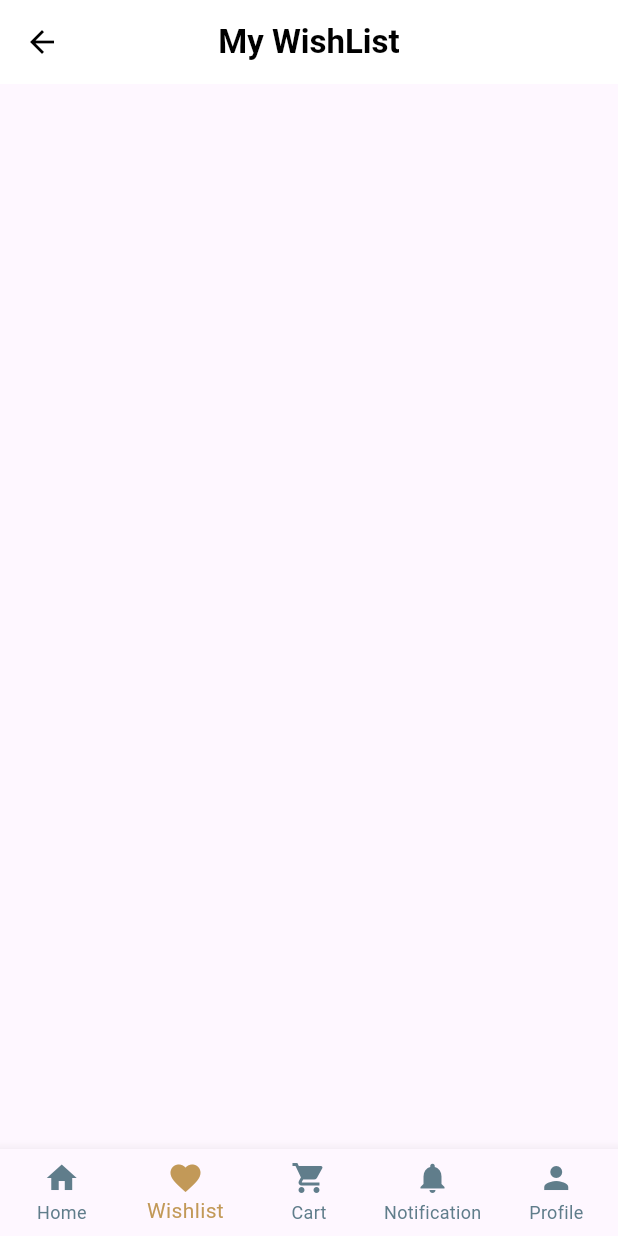
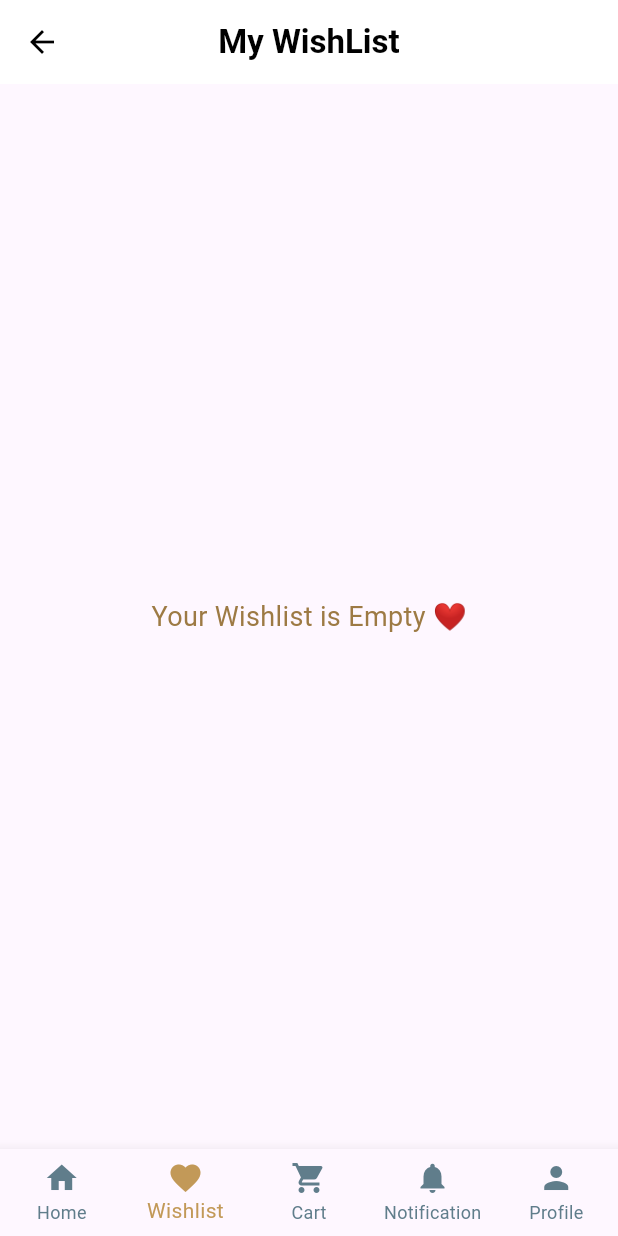
Before and after one commit to SnehaGit000/The_Sun_Shinee, a Flutter app: the WishlistScreen screen opened directly, on a phone screen of 412 x 824 dp. Run offline on Flutter 3.47's test engine with Material 3 defaults, Android fonts, the phone set to English and light mode, and no system bars; our stand-ins replace flutter_riverpod, smooth_page_indicator.

Commit message:
add Wishlist screen and Wishlist feature

```diff
--- a/lib/data/product_data.dart
+++ b/lib/data/product_data.dart
@@ -2,12 +2,14 @@ import '../models/product_model.dart';
 
 final List products = [
   ProductModel(
+    id: 1,
     image: "assets/images/dress (1).png",
     title: "Baby Outfit",
     price: '46',
     rating: 4.3,
   ),
   ProductModel(
+    id: 2,
     image: "assets/images/dress (2).png",
     title: "Maxi Coat",
     price: "3569",
@@ -15,6 +17,7 @@ final List products = [
     rating: 4.3,
   ),
   ProductModel(
+    id: 3,
     image: "assets/images/dress (3).png",
     title: "Red Dress",
     price: "680",
@@ -22,6 +25,7 @@ final List products = [
     rating: 4.3,
   ),
   ProductModel(
+    id: 4,
     image: "assets/images/dress (4).png",
     title: "Lady Dress",
     price: "963",
@@ -29,6 +33,7 @@ final List products = [
     rating: 4.3,
   ),
   ProductModel(
+    id: 5,
     image: "assets/images/dress (5).png",
     title: "White Dress",
     price: "250",
@@ -36,6 +41,7 @@ final List products = [
     rating: 4.3,
   ),
   ProductModel(
+    id: 6,
     image: "assets/images/dress (6).png",
     title: "Purple Dress",
     price: "1130",
@@ -43,6 +49,7 @@ final List products = [
     rating: 4.3,
   ),
   ProductModel(
+    id: 7,
     image: "assets/images/dress (7).png",
     title: "Flowery Dress",
     price: "946",
@@ -50,6 +57,7 @@ final List products = [
     rating: 4.3,
   ),
   ProductModel(
+    id: 8,
     image: "assets/images/dress (8).png",
     title: "Pink Dress",
     price: "520",
--- a/lib/main.dart
+++ b/lib/main.dart
@@ -1,8 +1,11 @@
 import'package:flutter/material.dart';
 import 'package:the_sun_shine/screens/splash_screen.dart';
+import 'package:flutter_riverpod/flutter_riverpod.dart';
 
 void main(){
-  runApp(const MyApp());
+  runApp(
+    ProviderScope
+  (child: const MyApp()));
 }
 
 class MyApp extends StatelessWidget {
--- a/lib/models/product_model.dart
+++ b/lib/models/product_model.dart
@@ -1,4 +1,5 @@
 class ProductModel {
+   final int id;
   final String image;
   final String title;
   final String price;
@@ -7,6 +8,7 @@ class ProductModel {
 
 
 ProductModel({
+  required this.id,
   required this.image,
   required this.title,
   required this.price,
--- a/lib/screens/cartscreen.dart
+++ b/lib/screens/cartscreen.dart
@@ -11,7 +11,7 @@ class CartScreen extends StatelessWidget {
   Widget build(BuildContext context) {
     return Scaffold(
       appBar: CustomAppBar(
-        title: "Notification",
+        title: "My Cart",
         onPressed:() {
           navigationPushReplacement(context, HomeScreen());
         },
--- a/lib/screens/wishlistscreen.dart
+++ b/lib/screens/wishlistscreen.dart
@@ -3,12 +3,21 @@ import '../utils/custom_appbar.dart';
 import '../utils/navigations.dart';
 import '../screens/home.dart';
 import '../widgets/custom_bottom_navigationbar.dart';
+import 'package:flutter_riverpod/flutter_riverpod.dart';
+import '../providers/wishlist_provider.dart';
+import '../data/product_data.dart';
+import '../widgets/product_card.dart';
 
-class WishlistScreen extends StatelessWidget {
+class WishlistScreen extends ConsumerWidget {
   const WishlistScreen({super.key});
 
   @override
-  Widget build(BuildContext context) {
+  Widget build(BuildContext context, WidgetRef ref) {
+    final wishlistIds = ref.watch(wishlistProvider);
+    final wishlistProducts = products
+        .where((product) => wishlistIds.contains(product.id))
+        .toList();
+
     return Scaffold(
       appBar: CustomAppBar(
         title: "My WishList",
@@ -16,6 +25,31 @@ class WishlistScreen extends StatelessWidget {
           navigationPushReplacement(context, HomeScreen());
         },
       ),
+      body: wishlistProducts.isEmpty
+             ? Center(
+                child: Text('Your Wishlist is Empty ❤️',
+                style: TextStyle(
+                  fontSize: 18,
+                  color: Color(0xff9D7A44),
+                ),
+                ),
+             )
+            :GridView.builder(
+              padding: EdgeInsets.all(12),
+              itemCount: wishlistProducts.length,
+              gridDelegate: SliverGridDelegateWithFixedCrossAxisCount(
+                crossAxisCount: 2,
+                crossAxisSpacing: 12,
+                mainAxisSpacing: 12,
+                childAspectRatio: 0.62,
+              ),
+
+              itemBuilder: (context, index){
+                final product = wishlistProducts[index];
+
+                return ProductCard(product: product);
+              }
+              )  ,
        bottomNavigationBar: CustomBottomNavigationBar(
           currentIndex: 1,
   ),
--- a/pubspec.yaml
+++ b/pubspec.yaml
@@ -31,6 +31,9 @@ dependencies:
   font_awesome_flutter: ^10.7.0
   flutter:
     sdk: flutter
+
+
+  flutter_riverpod: ^2.6.1
 
 
   # The following adds the Cupertino Icons font to your application.
@@ -81,7 +84,7 @@ fonts:
       fonts:
         - asset: fonts/Roboto_Condensed-Regular.ttf
         - asset: fonts/Roboto_Condensed-Bold.ttf
-           weight:700
+            weight:700
         - asset: fonts/Roboto_Condensed-Italic.ttf
           style: italic
   #   - family: Schyler
```
Also changed, not shown: lib/providers/wishlist_provider.dart (added, +23 -0 lines), lib/screens/product_details_screen.dart (+34 -2 lines), lib/widgets/product_card.dart (+16 -4 lines), pubspec.lock.
